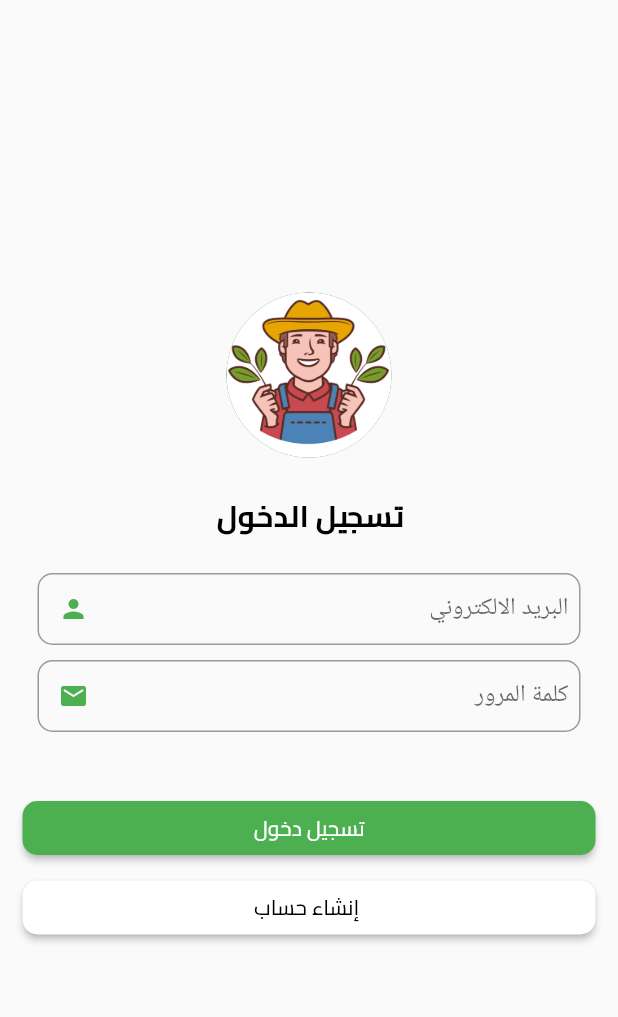
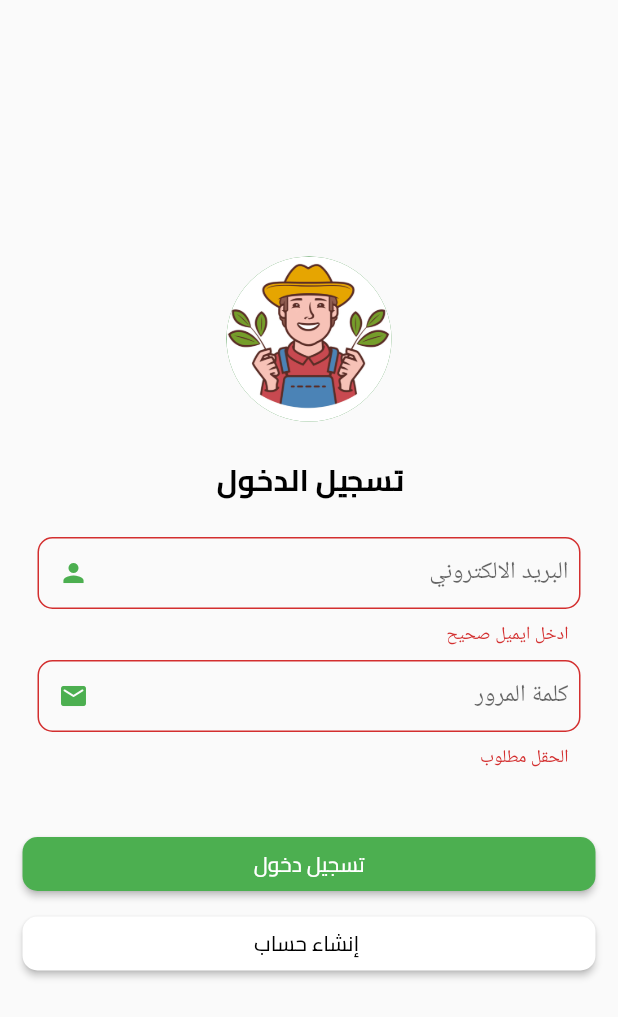
Before and after one commit to m7hamed-dev/farms_proj, a Flutter app: the LoginPage screen opened directly, after a tap on "تسجيل دخول", on a phone screen of 412 x 824 dp. Shown: the top 1017 px of the screen. Run offline on Flutter 3.47's test engine with Material 2 defaults, Android fonts, the phone set to English and light mode, and no system bars; our stand-ins replace cloud_firestore, firebase_auth, firebase_core, flutter_easyloading, flutter_svg; accounts and stored records are empty.

Commit message:
add validations

```diff
--- a/lib/screen/account/loging_page.dart
+++ b/lib/screen/account/loging_page.dart
@@ -5,6 +5,8 @@ import 'package:farm/widget/varaible.dart';
 import 'package:firebase_auth/firebase_auth.dart';
 import 'package:flutter/material.dart';
 import 'package:flutter_easyloading/flutter_easyloading.dart';
+
+import '../../tools/validations.dart';
 
 class LoginPage extends StatefulWidget {
   const LoginPage({Key? key}) : super(key: key);
@@ -51,7 +53,9 @@ class _LoginPageState extends State<LoginPage> {
                     hintText: 'البريد الالكتروني',
                     padding: const EdgeInsets.symmetric(horizontal: 10.0),
                     icon: nameIcon,
-                    validator: (value) {},
+                    validator: (value) {
+                      return ValidatorClass.validateEmail(value);
+                    },
                   ),
                   const SizedBox(height: 10.0),
                   //كلمة المرور ----------------------------------------------------------------
@@ -61,6 +65,9 @@ class _LoginPageState extends State<LoginPage> {
                     hintText: 'كلمة المرور',
                     padding: const EdgeInsets.symmetric(horizontal: 10.0),
                     icon: emailIcon,
+                    validator: (value) {
+                      return ValidatorClass.emptyField(value);
+                    },
                   ),
 
                   const SizedBox(height: 40.0),
@@ -68,6 +75,10 @@ class _LoginPageState extends State<LoginPage> {
 
                   Btn(
                     onPressed: () {
+                      // for validations
+                      if (!_formKey.currentState!.validate()) {
+                        return;
+                      }
                       //
                       if (_emailController.text.isNotEmpty &&
                           _passwordController.text.isNotEmpty) {
--- /dev/null
+++ b/lib/tools/validations.dart
@@ -0,0 +1,18 @@
+class ValidatorClass {
+  static String? validateEmail(String? value) {
+    Pattern pattern =
+        r'^(([^<>()[\]\\.,;:\s@\"]+(\.[^<>()[\]\\.,;:\s@\"]+)*)|(\".+\"))@((\[[0-9]{1,3}\.[0-9]{1,3}\.[0-9]{1,3}\.[0-9]{1,3}\])|(([a-zA-Z\-0-9]+\.)+[a-zA-Z]{2,}))$';
+    RegExp regex = RegExp(pattern as String);
+    if (!regex.hasMatch(value!.trim())) {
+      return 'ادخل ايميل صحيح';
+    }
+    return null;
+  }
+
+  static String? emptyField(String? value) {
+    if (value!.isEmpty) {
+      return 'الحقل مطلوب';
+    }
+    return null;
+  }
+}
```
Also changed, not shown: lib/screen/account/register_acount_page.dart (+20 -1 lines).
